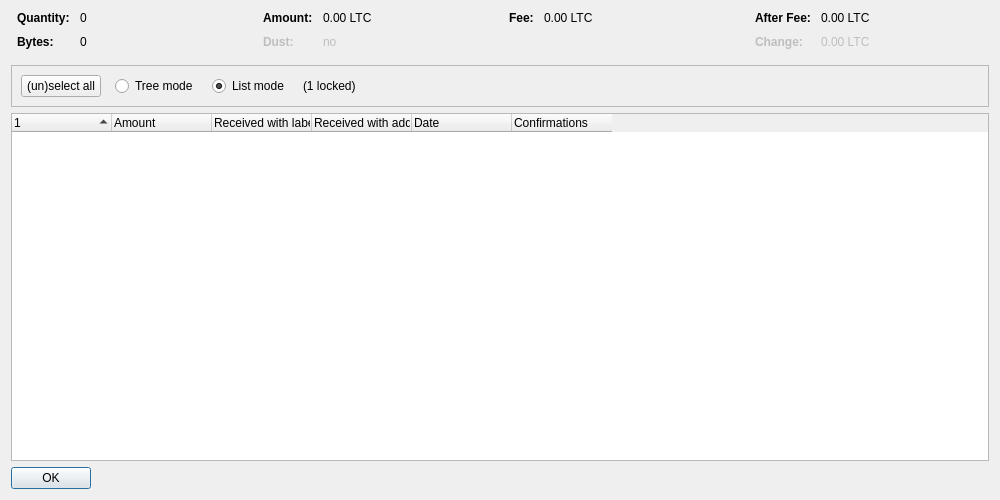
The window that src/qt/forms/coincontroldialog.ui (minblock/majesteescoin) describes before a commit, drawn with Qt 5.
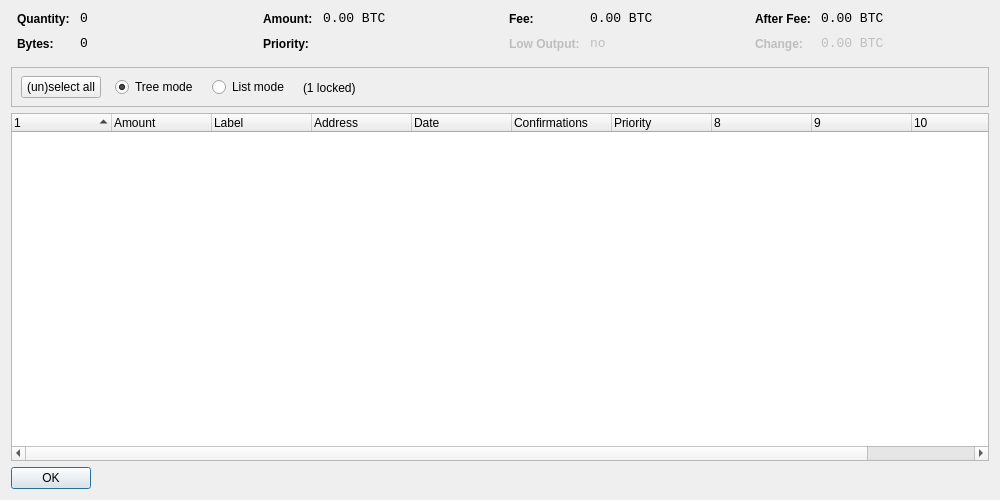
The same window after the commit. Custom widgets are drawn as their Qt base class.

What changed in the file:
```diff
--- a/src/qt/forms/coincontroldialog.ui
+++ b/src/qt/forms/coincontroldialog.ui
@@ -38,11 +38,8 @@
        </property>
        <item row="0" column="0">
         <widget class="QLabel" name="labelCoinControlQuantityText">
-         <property name="font">
-          <font>
-           <weight>75</weight>
-           <bold>true</bold>
-          </font>
+         <property name="styleSheet">
+          <string notr="true">font-weight:bold;</string>
          </property>
          <property name="text">
           <string>Quantity:</string>
@@ -51,6 +48,12 @@
        </item>
        <item row="0" column="1">
         <widget class="QLabel" name="labelCoinControlQuantity">
+         <property name="font">
+          <font>
+           <family>Monospace</family>
+           <pointsize>10</pointsize>
+          </font>
+         </property>
          <property name="cursor">
           <cursorShape>IBeamCursor</cursorShape>
          </property>
@@ -67,11 +70,8 @@
        </item>
        <item row="1" column="0">
         <widget class="QLabel" name="labelCoinControlBytesText">
-         <property name="font">
-          <font>
-           <weight>75</weight>
-           <bold>true</bold>
-          </font>
+         <property name="styleSheet">
+          <string notr="true">font-weight:bold;</string>
          </property>
          <property name="text">
           <string>Bytes:</string>
@@ -80,6 +80,12 @@
        </item>
        <item row="1" column="1">
         <widget class="QLabel" name="labelCoinControlBytes">
+         <property name="font">
+          <font>
+           <family>Monospace</family>
+           <pointsize>10</pointsize>
+          </font>
+         </property>
          <property name="cursor">
           <cursorShape>IBeamCursor</cursorShape>
          </property>
@@ -112,11 +118,8 @@
        </property>
        <item row="0" column="0">
         <widget class="QLabel" name="labelCoinControlAmountText">
-         <property name="font">
-          <font>
-           <weight>75</weight>
-           <bold>true</bold>
-          </font>
+         <property name="styleSheet">
+          <string notr="true">font-weight:bold;</string>
          </property>
          <property name="text">
           <string>Amount:</string>
@@ -125,6 +128,12 @@
        </item>
        <item row="0" column="1">
         <widget class="QLabel" name="labelCoinControlAmount">
+         <property name="font">
+          <font>
+           <family>Monospace</family>
+           <pointsize>10</pointsize>
+          </font>
+         </property>
          <property name="cursor">
           <cursorShape>IBeamCursor</cursorShape>
          </property>
@@ -132,7 +141,7 @@
           <enum>Qt::ActionsContextMenu</enum>
          </property>
          <property name="text">
-          <string notr="true">0.00 LTC</string>
+          <string notr="true">0.00 BTC</string>
          </property>
          <property name="textInteractionFlags">
           <set>Qt::LinksAccessibleByMouse|Qt::TextSelectableByKeyboard|Qt::TextSelectableByMouse</set>
@@ -140,25 +149,22 @@
         </widget>
        </item>
        <item row="1" column="0">
-        <widget class="QLabel" name="labelCoinControlLowOutputText">
-         <property name="enabled">
-          <bool>false</bool>
-         </property>
-         <property name="font">
-          <font>
-           <weight>75</weight>
-           <bold>true</bold>
-          </font>
+        <widget class="QLabel" name="labelCoinControlPriorityText">
+         <property name="styleSheet">
+          <string notr="true">font-weight:bold;</string>
          </property>
          <property name="text">
-          <string>Dust:</string>
+          <string>Priority:</string>
          </property>
         </widget>
        </item>
        <item row="1" column="1">
-        <widget class="QLabel" name="labelCoinControlLowOutput">
-         <property name="enabled">
-          <bool>false</bool>
+        <widget class="QLabel" name="labelCoinControlPriority">
+         <property name="font">
+          <font>
+           <family>Monospace</family>
+           <pointsize>10</pointsize>
+          </font>
          </property>
          <property name="cursor">
           <cursorShape>IBeamCursor</cursorShape>
@@ -167,7 +173,7 @@
           <enum>Qt::ActionsContextMenu</enum>
          </property>
          <property name="text">
-          <string notr="true">no</string>
+          <string/>
          </property>
          <property name="textInteractionFlags">
           <set>Qt::LinksAccessibleByMouse|Qt::TextSelectableByKeyboard|Qt::TextSelectableByMouse</set>
@@ -192,11 +198,8 @@
        </property>
        <item row="0" column="0">
         <widget class="QLabel" name="labelCoinControlFeeText">
-         <property name="font">
-          <font>
-           <weight>75</weight>
-           <bold>true</bold>
-          </font>
+         <property name="styleSheet">
+          <string notr="true">font-weight:bold;</string>
          </property>
          <property name="text">
           <string>Fee:</string>
@@ -205,6 +208,12 @@
        </item>
        <item row="0" column="1">
         <widget class="QLabel" name="labelCoinControlFee">
+         <property name="font">
+          <font>
+           <family>Monospace</family>
+           <pointsize>10</pointsize>
+          </font>
+         </property>
          <property name="cursor">
           <cursorShape>IBeamCursor</cursorShape>
          </property>
@@ -212,7 +221,45 @@
           <enum>Qt::ActionsContextMenu</enum>
          </property>
          <property name="text">
-          <string notr="true">0.00 LTC</string>
+          <string notr="true">0.00 BTC</string>
+         </property>
+         <property name="textInteractionFlags">
+          <set>Qt::LinksAccessibleByMouse|Qt::TextSelectableByKeyboard|Qt::TextSelectableByMouse</set>
+         </property>
+        </widget>
+       </item>
+       <item row="1" column="0">
+        <widget class="QLabel" name="labelCoinControlLowOutputText">
+         <property name="enabled">
+          <bool>false</bool>
+         </property>
+         <property name="styleSheet">
+          <string notr="true">font-weight:bold;</string>
+         </property>
+         <property name="text">
+          <string>Low Output:</string>
+         </property>
+        </widget>
+       </item>
+       <item row="1" column="1">
+        <widget class="QLabel" name="labelCoinControlLowOutput">
+         <property name="enabled">
+          <bool>false</bool>
+         </property>
+         <property name="font">
+          <font>
+           <family>Monospace</family>
+           <pointsize>10</pointsize>
+          </font>
+         </property>
+         <property name="cursor">
+          <cursorShape>IBeamCursor</cursorShape>
+         </property>
+         <property name="contextMenuPolicy">
+          <enum>Qt::ActionsContextMenu</enum>
+         </property>
+         <property name="text">
+          <string>no</string>
          </property>
          <property name="textInteractionFlags">
           <set>Qt::LinksAccessibleByMouse|Qt::TextSelectableByKeyboard|Qt::TextSelectableByMouse</set>
@@ -237,11 +284,8 @@
        </property>
        <item row="0" column="0">
         <widget class="QLabel" name="labelCoinControlAfterFeeText">
-         <property name="font">
-          <font>
-           <weight>75</weight>
-           <bold>true</bold>
-          </font>
+         <property name="styleSheet">
+          <string notr="true">font-weight:bold;</string>
          </property>
          <property name="text">
           <string>After Fee:</string>
@@ -250,6 +294,12 @@
        </item>
        <item row="0" column="1">
         <widget class="QLabel" name="labelCoinControlAfterFee">
+         <property name="font">
+          <font>
+           <family>Monospace</family>
+           <pointsize>10</pointsize>
+          </font>
+         </property>
          <property name="cursor">
           <cursorShape>IBeamCursor</cursorShape>
          </property>
@@ -257,7 +307,7 @@
           <enum>Qt::ActionsContextMenu</enum>
          </property>
          <property name="text">
-          <string notr="true">0.00 LTC</string>
+          <string notr="true">0.00 BTC</string>
          </property>
          <property name="textInteractionFlags">
           <set>Qt::LinksAccessibleByMouse|Qt::TextSelectableByKeyboard|Qt::TextSelectableByMouse</set>
@@ -269,11 +319,8 @@
          <property name="enabled">
           <bool>false</bool>
          </property>
-         <property name="font">
-          <font>
-           <weight>75</weight>
-           <bold>true</bold>
-          </font>
+         <property name="styleSheet">
+          <string notr="true">font-weight:bold;</string>
          </property>
          <property name="text">
           <string>Change:</string>
@@ -285,6 +332,12 @@
          <property name="enabled">
           <bool>false</bool>
          </property>
+         <property name="font">
+          <font>
+           <family>Monospace</family>
+           <pointsize>10</pointsize>
+          </font>
+         </property>
          <property name="cursor">
           <cursorShape>IBeamCursor</cursorShape>
          </property>
@@ -292,7 +345,7 @@
           <enum>Qt::ActionsContextMenu</enum>
          </property>
          <property name="text">
-          <string notr="true">0.00 LTC</string>
+          <string notr="true">0.00 BTC</string>
          </property>
          <property name="textInteractionFlags">
           <set>Qt::LinksAccessibleByMouse|Qt::TextSelectableByKeyboard|Qt::TextSelectableByMouse</set>
@@ -317,8 +370,15 @@
      <property name="frameShadow">
       <enum>QFrame::Sunken</enum>
      </property>
-     <layout class="QHBoxLayout" name="horizontalLayout">
-      <item>
+     <widget class="QWidget" name="horizontalLayoutWidget">
+      <property name="geometry">
+       <rect>
+        <x>10</x>
+        <y>0</y>
+        <width>781</width>
+        <height>41</height>
+       </rect>
+      </property>
        <layout class="QHBoxLayout" name="horizontalLayoutPanel" stretch="0,0,0,0,0">
         <property name="spacing">
          <number>14</number>
@@ -334,9 +394,6 @@
           <property name="text">
            <string>(un)select all</string>
           </property>
-          <property name="autoDefault">
-           <bool>false</bool>
-          </property>
          </widget>
         </item>
         <item>
@@ -350,6 +407,9 @@
           <property name="text">
            <string>Tree mode</string>
           </property>
+         <property name="checked">
+          <bool>true</bool>
+         </property>
          </widget>
         </item>
         <item>
@@ -363,9 +423,6 @@
           <property name="text">
            <string>List mode</string>
           </property>
-          <property name="checked">
-           <bool>true</bool>
-          </property>
          </widget>
         </item>
         <item>
@@ -389,8 +446,7 @@
          </spacer>
         </item>
        </layout>
-      </item>
-     </layout>
+     </widget>
     </widget>
    </item>
    <item>
@@ -402,7 +458,7 @@
       <bool>false</bool>
      </property>
      <property name="columnCount">
-      <number>6</number>
+      <number>11</number>
      </property>
      <attribute name="headerShowSortIndicator" stdset="0">
       <bool>true</bool>
@@ -422,12 +478,12 @@
      </column>
      <column>
       <property name="text">
-       <string>Received with label</string>
+       <string notr="true">Label</string>
       </property>
      </column>
      <column>
       <property name="text">
-       <string>Received with address</string>
+       <string>Address</string>
       </property>
      </column>
      <column>
@@ -443,6 +499,11 @@
        <string>Confirmed</string>
       </property>
      </column>
+     <column>
+      <property name="text">
+       <string>Priority</string>
+      </property>
+     </column>
      <column>
       <property name="text">
        <string/>
```
Left out of the diff: 6 changed lines with no effect on the pictures. Lines whose indentation alone changed are shown as unchanged.
